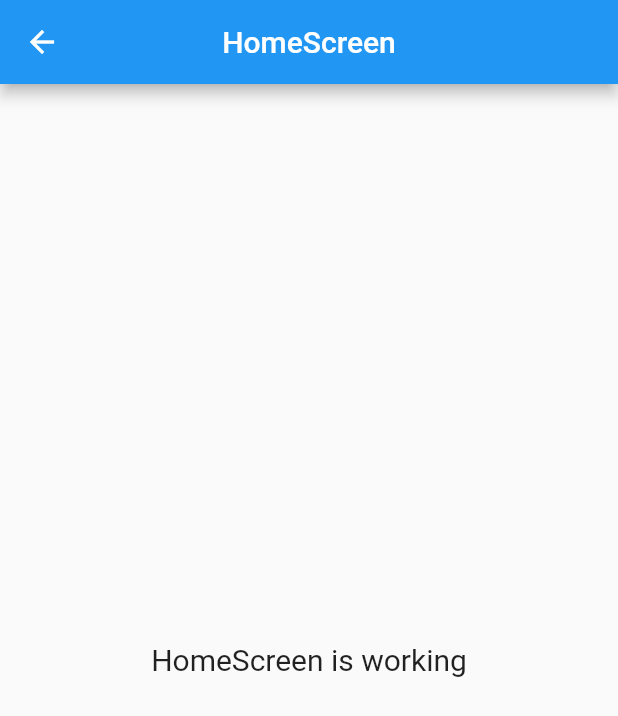
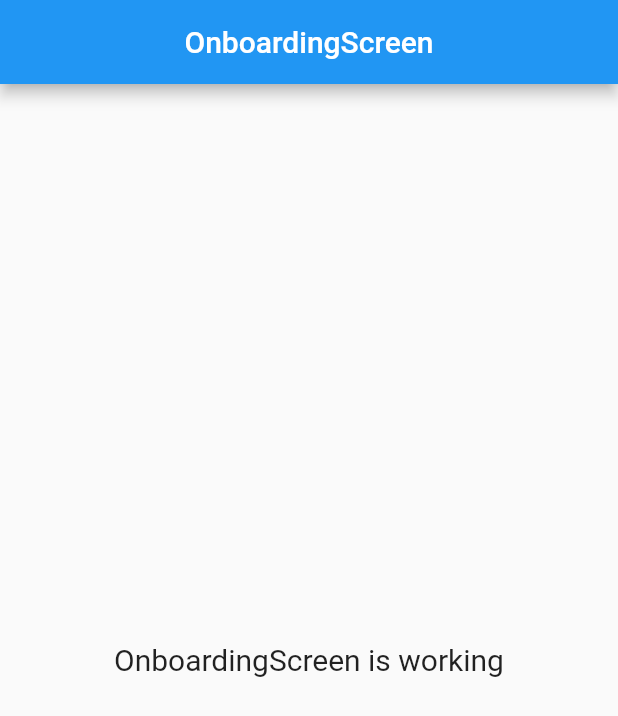
Before and after one commit to Haf1dzsr/nike_app, a Flutter app: the screen it shows after launch, on a phone screen of 412 x 824 dp. Shown: the top 716 px of the screen. Run offline on Flutter 3.47's test engine with Material 2 defaults, Android fonts, the light colour scheme and no system bars; our stand-ins replace get; statements that could not run were skipped.

Commit message:
add: onboarding screen and transition

```diff
--- a/lib/infrastructure/navigation/bindings/controllers/controllers_bindings.dart
+++ b/lib/infrastructure/navigation/bindings/controllers/controllers_bindings.dart
@@ -1,2 +1,3 @@
 export 'package:nike_app/infrastructure/navigation/bindings/controllers/home_controller.binding.dart';
+export 'package:nike_app/infrastructure/navigation/bindings/controllers/onboarding.controller.binding.dart';
 export 'package:nike_app/infrastructure/navigation/bindings/controllers/splash.controller_binding.dart';
--- /dev/null
+++ b/lib/infrastructure/navigation/bindings/controllers/onboarding.controller.binding.dart
@@ -0,0 +1,12 @@
+import 'package:get/get.dart';
+
+import '../../../../presentation/onboarding/controllers/onboarding.controller.dart';
+
+class OnboardingControllerBinding extends Bindings {
+  @override
+  void dependencies() {
+    Get.lazyPut<OnboardingController>(
+      () => OnboardingController(),
+    );
+  }
+}
--- a/lib/infrastructure/navigation/navigation.dart
+++ b/lib/infrastructure/navigation/navigation.dart
@@ -30,11 +30,19 @@ class Nav {
       name: Routes.home,
       page: () => HomeScreen(),
       binding: HomeControllerBinding(),
+      transition: Transition.cupertino,
     ),
     GetPage(
       name: Routes.splash,
       page: () => SplashScreen(),
       binding: SplashControllerBinding(),
+      transition: Transition.cupertino,
+    ),
+    GetPage(
+      name: Routes.onboarding,
+      page: () => const OnboardingScreen(),
+      binding: OnboardingControllerBinding(),
+      transition: Transition.cupertino,
     ),
   ];
 }
--- a/lib/infrastructure/navigation/routes.dart
+++ b/lib/infrastructure/navigation/routes.dart
@@ -5,4 +5,5 @@ class Routes {
 
   static const home = '/home';
   static const splash = '/splash';
+  static const onboarding = '/onboarding';
 }
--- /dev/null
+++ b/lib/presentation/onboarding/controllers/onboarding.controller.dart
@@ -0,0 +1,5 @@
+import 'package:get/get.dart';
+
+class OnboardingController extends GetxController {
+
+}
--- /dev/null
+++ b/lib/presentation/onboarding/onboarding.screen.dart
@@ -0,0 +1,24 @@
+import 'package:flutter/material.dart';
+
+import 'package:get/get.dart';
+
+import 'controllers/onboarding.controller.dart';
+
+class OnboardingScreen extends GetView<OnboardingController> {
+  const OnboardingScreen({Key? key}) : super(key: key);
+  @override
+  Widget build(BuildContext context) {
+    return Scaffold(
+      appBar: AppBar(
+        title: const Text('OnboardingScreen'),
+        centerTitle: true,
+      ),
+      body: const Center(
+        child: Text(
+          'OnboardingScreen is working',
+          style: TextStyle(fontSize: 20),
+        ),
+      ),
+    );
+  }
+}
--- a/lib/presentation/screens.dart
+++ b/lib/presentation/screens.dart
@@ -1,2 +1,3 @@
 export 'package:nike_app/presentation/home/home_screen.dart';
+export 'package:nike_app/presentation/onboarding/onboarding.screen.dart';
 export 'package:nike_app/presentation/splash/splash_screen.dart';
--- a/lib/presentation/splash/controllers/splash_controller.dart
+++ b/lib/presentation/splash/controllers/splash_controller.dart
@@ -8,7 +8,7 @@ class SplashController extends GetxController {
 
     await Future.delayed(
       const Duration(seconds: 2),
-      () => Get.toNamed(Routes.home),
+      () => Get.offAllNamed(Routes.onboarding),
     );
   }
 }
```
